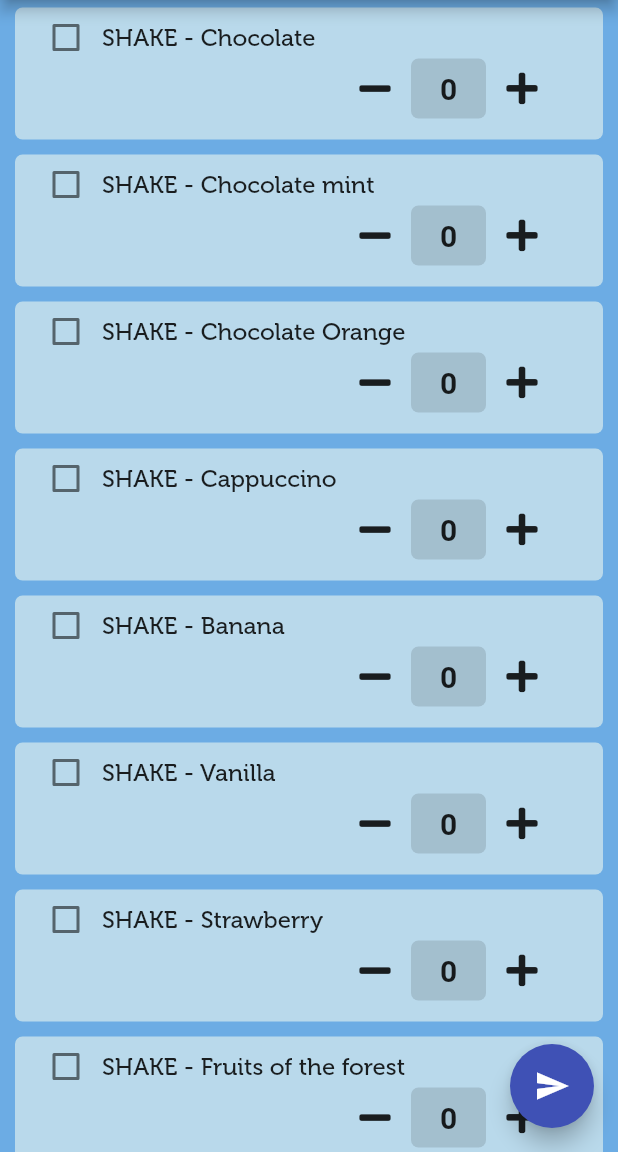
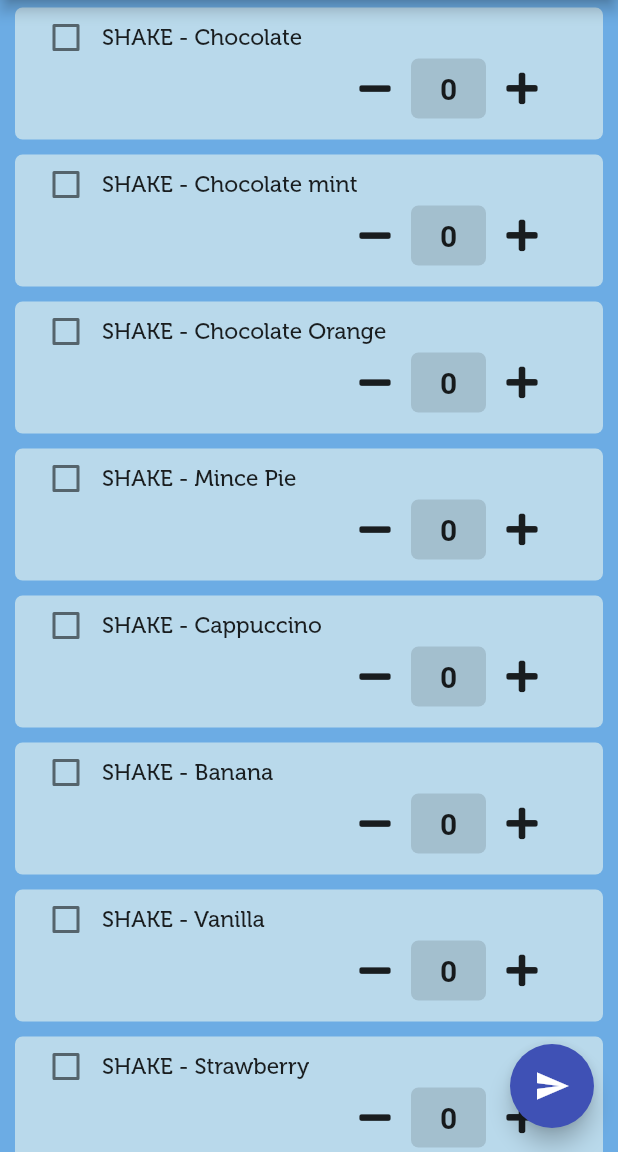
Before and after one commit to ambanikousik/one2one_diet, a Flutter app: the screen it shows after launch, on a phone screen of 412 x 824 dp, the part 84-1236 px from its top. Run offline on Flutter 3.47's test engine with Material 2 defaults, Android fonts, the phone set to English and light mode, and no system bars; our stand-ins replace font_awesome_flutter; missing offline and left inert: flutter_launch.

Commit message:
final release

```diff
--- a/lib/body.dart
+++ b/lib/body.dart
@@ -46,7 +46,7 @@ class _productsView extends State<productsView>{
               Text(widget.listItem.name,style: TextStyle(
                 fontFamily: 'Museo',
                 fontWeight: FontWeight.w300,
-                fontSize: 16,
+                fontSize: 15,
               ),),
             ],
           ),
--- a/lib/productView.dart
+++ b/lib/productView.dart
@@ -34,6 +34,10 @@ class HexColor extends Color {
       quantity: 0, checked: false,
     ),
     Products(
+      name:   'SHAKE - Mince Pie',
+      quantity: 0, checked: false,
+    ),
+    Products(
       name:   'SHAKE - Cappuccino',
       quantity: 0, checked: false,
     ),
@@ -65,6 +69,11 @@ class HexColor extends Color {
       name: 'TDR SHAKE - Vanilla',
       quantity: 0, checked: false,
     ),
+    Products(
+      name: 'TDR SHAKE - Strawberry',
+      quantity: 0, checked: false,
+    ),
+
     Products(
       name: 'READYMADE - Chocolate',
       quantity: 0, checked: false,
@@ -117,16 +126,22 @@ class HexColor extends Color {
       name: 'MEAL BAR - Festive Bar',
       quantity: 0, checked: false,
     ),
-    Products(
-      name: 'MEAL BAR - Chocolate',
-      quantity: 0, checked: false,
-    ),
+
     Products(
       name: 'TDR MEAL BAR - Lemon',
       quantity: 0, checked: false,
     ),
+
+    Products(
+      name: 'TDR meal bar - peanut',
+      quantity: 0, checked: false,
+    ),
     Products(
       name: 'BITES - Choc mint',
+      quantity: 0, checked: false,
+    ),
+    Products(
+      name: 'BITES - Salted Caramel',
       quantity: 0, checked: false,
     ),
     Products(
@@ -166,10 +181,6 @@ class HexColor extends Color {
       quantity: 0, checked: false,
     ),
     Products(
-      name:'PACKET MEAL - Spicy Cous Cous',
-      quantity: 0, checked: false,
-    ),
-    Products(
       name: 'SOUP - Chicken and mushroom Soup',
       quantity: 0, checked: false,
     ),
@@ -202,7 +213,7 @@ class HexColor extends Color {
       quantity: 0, checked: false,
     ),
     Products(
-      name: 'Smoothie - Breakfast Strawberry & Banana',
+      name: 'Smoothie - B/F Strawberry & Banana',
       quantity: 0, checked: false,
     ),
     Products(
@@ -218,11 +229,11 @@ class HexColor extends Color {
       quantity: 0, checked: false,
     ),
     Products(
-      name: 'Cucumber & Mint - WATER FLAVOURING',
+      name: 'Cucumber & Mint - W/F',
       quantity: 0, checked: false,
     ),
     Products(
-      name: 'Raspberry & Elderflower - WATER FLAVOURING',
+      name: 'Raspberry & Elderflower - W/F',
       quantity: 0, checked: false,
     ),
     Products(
--- a/pubspec.yaml
+++ b/pubspec.yaml
@@ -32,7 +32,7 @@ dev_dependencies:
     sdk: flutter
 flutter_icons:
   android: true
-  image_path: "assets/launcher/logo.png"
+  image_path: "assets/logo.png"
 
 # For information on the generic Dart part of this file, see the
 # following page: https://dart.dev/tools/pub/pubspec
```
Also changed, not shown: 9 other files.
